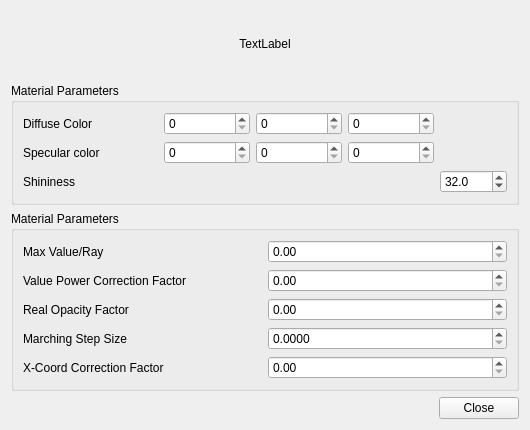
This is Applications/MainApplication/Gui/ui/MaterialEditor.ui in chemseddinehimeur/Radium-Engine as Qt 5 draws it before an edit. The edited form follows.
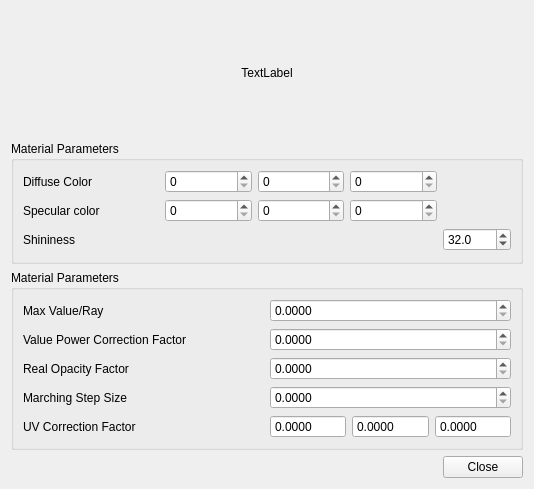
This is the edited form. Custom widgets are drawn as their Qt base class.

Commit message: RayMarchingMaterial: fix uv coordinates normalization

What changed in the file:
```diff
--- a/Applications/MainApplication/Gui/ui/MaterialEditor.ui
+++ b/Applications/MainApplication/Gui/ui/MaterialEditor.ui
@@ -6,8 +6,8 @@
    <rect>
     <x>0</x>
     <y>0</y>
-    <width>530</width>
-    <height>430</height>
+    <width>534</width>
+    <height>489</height>
    </rect>
   </property>
   <property name="sizePolicy">
@@ -171,7 +171,11 @@
      </property>
      <layout class="QGridLayout" name="gridLayout_3">
       <item row="2" column="1">
-       <widget class="QDoubleSpinBox" name="m_raymarching_opacityFactor"/>
+       <widget class="QDoubleSpinBox" name="m_raymarching_opacityFactor">
+        <property name="decimals">
+         <number>4</number>
+        </property>
+       </widget>
       </item>
       <item row="1" column="0">
        <widget class="QLabel" name="label_5">
@@ -212,6 +216,9 @@
       </item>
       <item row="0" column="1">
        <widget class="QDoubleSpinBox" name="m_raymarching_maxvalueray">
+        <property name="decimals">
+         <number>4</number>
+        </property>
         <property name="maximum">
          <double>10000.000000000000000</double>
         </property>
@@ -228,17 +235,96 @@
        </widget>
       </item>
       <item row="1" column="1">
-       <widget class="QDoubleSpinBox" name="m_raymarching_powfactor"/>
+       <widget class="QDoubleSpinBox" name="m_raymarching_powfactor">
+        <property name="decimals">
+         <number>4</number>
+        </property>
+       </widget>
       </item>
       <item row="4" column="0">
        <widget class="QLabel" name="label_8">
         <property name="text">
-         <string>X-Coord Correction Factor</string>
+         <string>UV Correction Factor</string>
+        </property>
+        <property name="buddy">
+         <cstring>m_raymarching_xcorrectionFactor</cstring>
         </property>
        </widget>
       </item>
       <item row="4" column="1">
-       <widget class="QDoubleSpinBox" name="m_raymarching_xCoordFactor"/>
+       <widget class="QWidget" name="widget" native="true">
+        <layout class="QHBoxLayout" name="horizontalLayout_3">
+         <property name="leftMargin">
+          <number>0</number>
+         </property>
+         <property name="topMargin">
+          <number>0</number>
+         </property>
+         <property name="rightMargin">
+          <number>0</number>
+         </property>
+         <property name="bottomMargin">
+          <number>0</number>
+         </property>
+         <item>
+          <widget class="QDoubleSpinBox" name="m_raymarching_xcorrectionFactor">
+           <property name="frame">
+            <bool>true</bool>
+           </property>
+           <property name="readOnly">
+            <bool>true</bool>
+           </property>
+           <property name="buttonSymbols">
+            <enum>QAbstractSpinBox::NoButtons</enum>
+           </property>
+           <property name="keyboardTracking">
+            <bool>false</bool>
+           </property>
+           <property name="decimals">
+            <number>4</number>
+           </property>
+          </widget>
+         </item>
+         <item>
+          <widget class="QDoubleSpinBox" name="m_raymarching_ycorrectionFactor">
+           <property name="frame">
+            <bool>true</bool>
+           </property>
+           <property name="readOnly">
+            <bool>true</bool>
+           </property>
+           <property name="buttonSymbols">
+            <enum>QAbstractSpinBox::NoButtons</enum>
+           </property>
+           <property name="keyboardTracking">
+            <bool>false</bool>
+           </property>
+           <property name="decimals">
+            <number>4</number>
+           </property>
+          </widget>
+         </item>
+         <item>
+          <widget class="QDoubleSpinBox" name="m_raymarching_zcorrectionFactor">
+           <property name="frame">
+            <bool>true</bool>
+           </property>
+           <property name="readOnly">
+            <bool>true</bool>
+           </property>
+           <property name="buttonSymbols">
+            <enum>QAbstractSpinBox::NoButtons</enum>
+           </property>
+           <property name="keyboardTracking">
+            <bool>false</bool>
+           </property>
+           <property name="decimals">
+            <number>4</number>
+           </property>
+          </widget>
+         </item>
+        </layout>
+       </widget>
       </item>
      </layout>
     </widget>
```
The commit also changes 6 other files.
